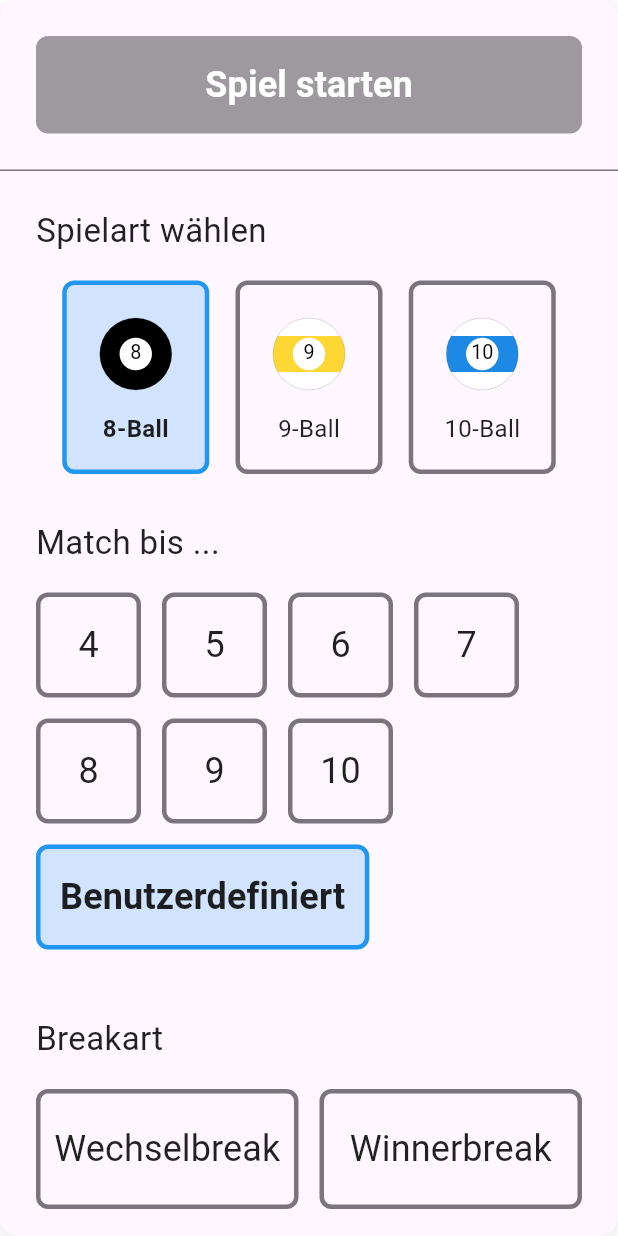
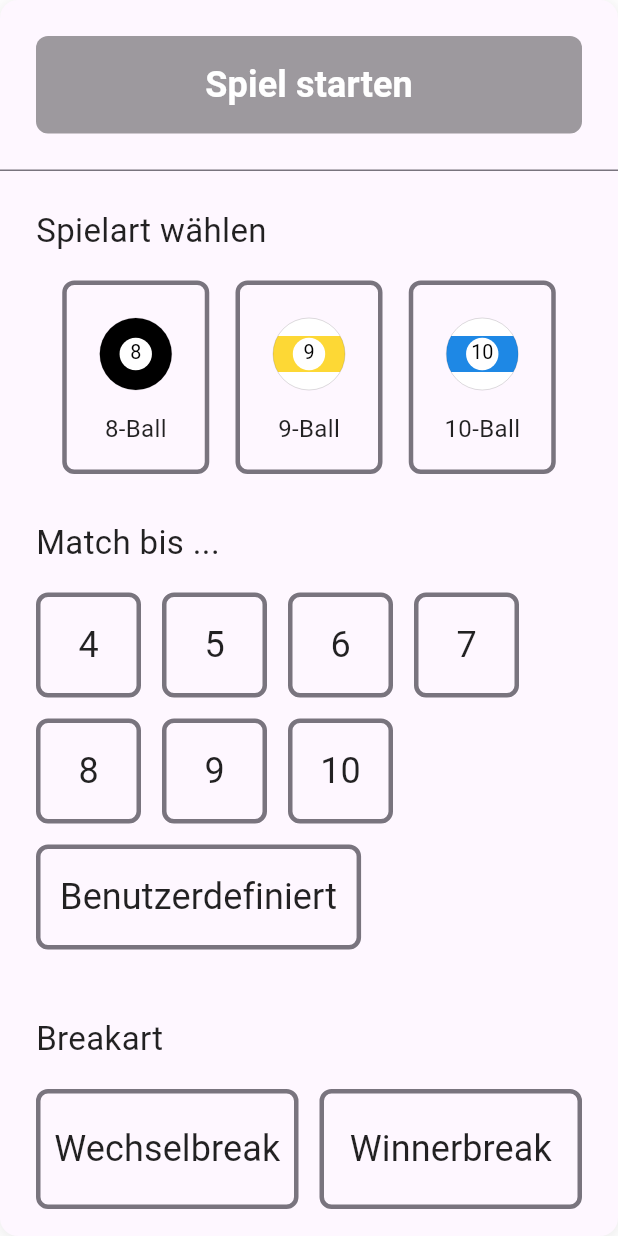
Before and after one commit to andyPetsch/club_score, a Flutter app: the PoolGameModal screen opened directly, on a phone screen of 412 x 824 dp. Run offline on Flutter 3.47's test engine with Material 3 defaults, Android fonts, the phone set to English and light mode, and no system bars; our stand-ins replace flutter_svg, shared_preferences; accounts and stored records are empty.

Commit message:
no preselections in pool game modal dart

```diff
--- a/lib/widgets/pool_game_modal.dart
+++ b/lib/widgets/pool_game_modal.dart
@@ -2,6 +2,8 @@
 import 'package:flutter/material.dart';
 import '../utils/svg_provider.dart';
 import '../theme/app_themes.dart';
+
+const String CUSTOM_RACE = 'custom';
 
 class PoolGameModal extends StatefulWidget {
   final Function(String gameType, int raceToWin, String breakType) onGameStart;
@@ -27,8 +29,9 @@ class _PoolGameModalState extends State<PoolGameModal> {
   @override
   void initState() {
     super.initState();
-    selectedGameType = widget.initialGameType ??
-        '8ball'; // Default to 8ball if no initial type
+    selectedGameType = widget.initialGameType;
+    selectedRace = null;
+    selectedBreak = null;
   }
 
   @override
@@ -130,7 +133,7 @@ class _PoolGameModalState extends State<PoolGameModal> {
                         children: [
                           for (int race in [4, 5, 6, 7, 8, 9, 10])
                             _buildRaceButton(race),
-                          _buildRaceButton(null),
+                          _buildRaceButton(CUSTOM_RACE),
                         ],
                       ),
                       const SizedBox(height: 14),
@@ -282,7 +285,7 @@ class _PoolGameModalState extends State<PoolGameModal> {
     );
   }
 
-  Widget _buildRaceButton(int? race) {
+  Widget _buildRaceButton(dynamic race) {
     final ThemeData theme = Theme.of(context);
     final Color primaryColor = theme.primaryColor;
     final Color textColor = theme.textTheme.bodyLarge?.color ?? Colors.black;
@@ -292,8 +295,8 @@ class _PoolGameModalState extends State<PoolGameModal> {
     // Get billiards theme extension
     final themeExt = theme.extension<BilliardsThemeExtension>();
 
-    final isSelected = race == selectedRace || (race == null && showCustomRace);
-    final isCustom = race == null;
+    final isCustom = race == CUSTOM_RACE;
+    final isSelected = race == selectedRace || (isCustom && showCustomRace);
 
     return ElevatedButton(
       onPressed: () {
```
